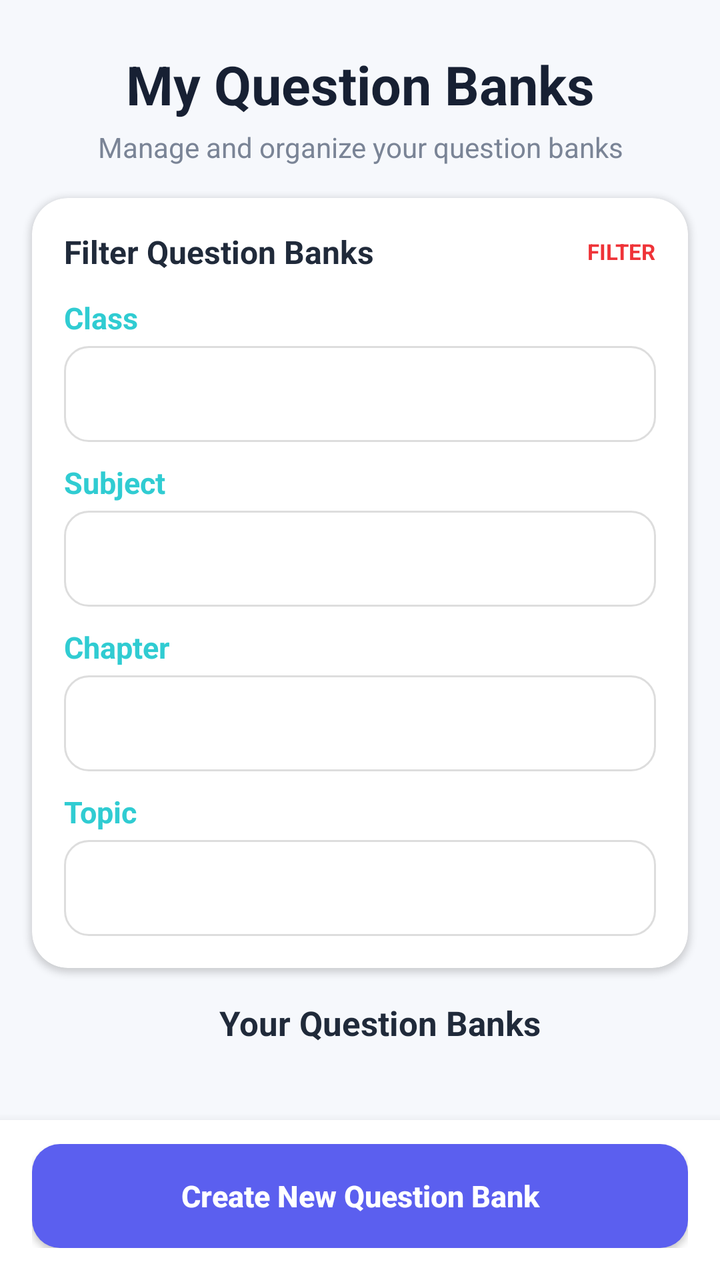
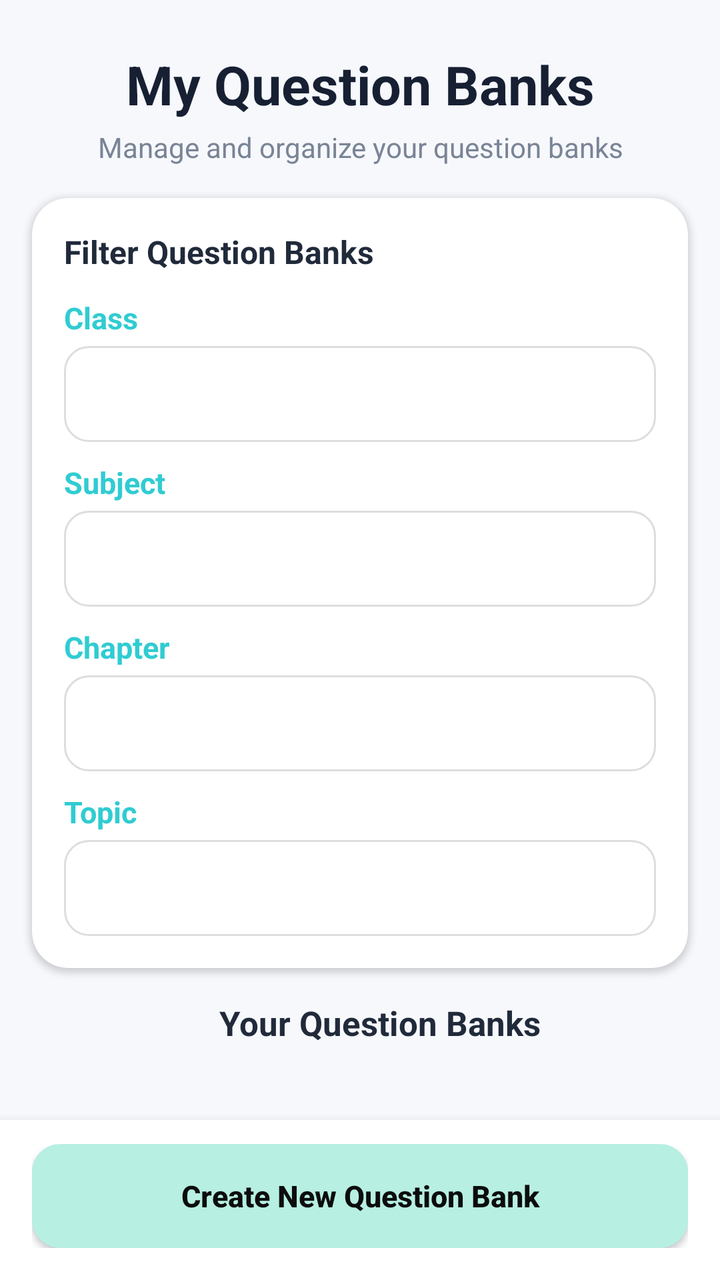

Screens rendered from an Android XML layout before and after an edit, with the pre-edit source and the edit as a unified diff.
<!-- AndroidManifest.xml: application theme Theme.EduQuiz -->
<!-- res/layout/activity_quiz_scheduler.xml -->
<?xml version="1.0" encoding="utf-8"?>
<LinearLayout
    xmlns:android="http://schemas.android.com/apk/res/android"
    xmlns:app="http://schemas.android.com/apk/res-auto"
    xmlns:tools="http://schemas.android.com/tools"
    android:layout_width="match_parent"
    android:layout_height="match_parent"
    android:orientation="vertical"
    android:background="#F6F8FC"
    android:fitsSystemWindows="true"
    tools:context=".teacheractivities.QuizSchedulerActivity">

    
    <LinearLayout
        android:layout_width="match_parent"
        android:layout_height="wrap_content"
        android:orientation="vertical"
        android:paddingStart="20dp"
        android:paddingTop="24dp"
        android:paddingEnd="20dp"
        android:paddingBottom="16dp">

        <TextView
            android:layout_width="match_parent"
            android:layout_height="wrap_content"
            android:text="My Question Banks"
            android:textColor="#172033"
            android:textAlignment="center"
            android:textSize="27sp"
            android:textStyle="bold" />

        <TextView
            android:layout_width="match_parent"
            android:layout_height="wrap_content"
            android:textAlignment="center"
            android:layout_marginTop="4dp"
            android:text="Manage and organize your question banks"
            android:textColor="#7A8496"
            android:textSize="14sp" />

    </LinearLayout>


    
    <androidx.cardview.widget.CardView
        android:layout_width="match_parent"
        android:layout_height="wrap_content"
        android:layout_marginStart="16dp"
        android:layout_marginEnd="16dp"
        android:layout_marginBottom="12dp"
        app:cardBackgroundColor="#FFFFFF"
        app:cardCornerRadius="18dp"
        app:cardElevation="2dp">

        <LinearLayout
            android:layout_width="match_parent"
            android:layout_height="wrap_content"
            android:orientation="vertical"
            android:padding="16dp">

            
            <LinearLayout
                android:layout_width="match_parent"
                android:layout_height="wrap_content"
                android:gravity="center_vertical"
                android:orientation="horizontal"
                android:layout_marginBottom="12dp">

                <TextView
                    android:layout_width="0dp"
                    android:layout_height="wrap_content"
                    android:layout_weight="1"
                    android:text="Filter Question Banks"
                    android:textColor="#202A3A"
                    android:textSize="16sp"
                    android:textStyle="bold" />

                <TextView
                    android:layout_width="wrap_content"
                    android:layout_height="wrap_content"
                    android:text="FILTER"
                    android:textColor="#ef3338"
                    android:textSize="11sp"
                    android:textStyle="bold" />

            </LinearLayout>


            
            <TextView
                android:layout_width="wrap_content"
                android:layout_height="wrap_content"
                android:text="Class"
                android:textColor="#30ccd2"
                android:textSize="15sp"
                android:textStyle="bold" />

            <Spinner
                android:id="@+id/spinnerFilterClass"
                android:layout_width="match_parent"
                android:layout_height="48dp"
                android:layout_marginTop="4dp"
                android:layout_marginBottom="10dp"
                android:background="@drawable/rounded_card_bg" />


            
            <TextView
                android:layout_width="wrap_content"
                android:layout_height="wrap_content"
                android:text="Subject"
                android:textColor="#30ccd2"
                android:textSize="15sp"
                android:textStyle="bold" />

            <Spinner
                android:id="@+id/spinnerFilterSubject"
                android:layout_width="match_parent"
                android:layout_height="48dp"
                android:layout_marginTop="4dp"
                android:layout_marginBottom="10dp"
                android:background="@drawable/rounded_card_bg" />


            
            <TextView
                android:layout_width="wrap_content"
                android:layout_height="wrap_content"
                android:text="Chapter"
                android:textColor="#30ccd2"
                android:textSize="15sp"
                android:textStyle="bold" />

            <Spinner
                android:id="@+id/spinnerFilterChapter"
                android:layout_width="match_parent"
                android:layout_height="48dp"
                android:layout_marginTop="4dp"
                android:layout_marginBottom="10dp"
                android:background="@drawable/rounded_card_bg" />


            
            <TextView
                android:layout_width="wrap_content"
                android:layout_height="wrap_content"
                android:text="Topic"
                android:textColor="#30ccd2"
                android:textSize="15sp"
                android:textStyle="bold" />

            <Spinner
                android:id="@+id/spinnerFilterTopic"
                android:layout_width="match_parent"
                android:layout_height="48dp"
                android:layout_marginTop="4dp"
                android:background="@drawable/rounded_card_bg" />

        </LinearLayout>

    </androidx.cardview.widget.CardView>


    
    <LinearLayout
        android:layout_width="match_parent"
        android:layout_height="0dp"
        android:layout_weight="1"
        android:orientation="vertical">

        <TextView
            android:layout_width="match_parent"
            android:textAlignment="center"
            android:layout_height="wrap_content"
            android:layout_marginStart="20dp"
            android:layout_marginTop="4dp"
            android:layout_marginBottom="8dp"
            android:text="Your Question Banks"
            android:textColor="#202A3A"
            android:textSize="17sp"
            android:textStyle="bold" />

        <androidx.recyclerview.widget.RecyclerView
            android:id="@+id/recyclerQuestionBanks"
            android:layout_width="match_parent"
            android:layout_height="0dp"
            android:layout_weight="1"
            android:clipToPadding="false"
            android:paddingStart="16dp"
            android:paddingEnd="16dp"
            android:paddingBottom="12dp" />

    </LinearLayout>


    
    <LinearLayout
        android:layout_width="match_parent"
        android:layout_height="wrap_content"
        android:background="#FFFFFF"
        android:elevation="8dp"
        android:orientation="vertical"
        android:paddingStart="16dp"
        android:paddingTop="12dp"
        android:paddingEnd="16dp"
        android:paddingBottom="16dp">

        <androidx.appcompat.widget.AppCompatButton
            android:id="@+id/btnCreateNewQuestionBank"
            android:layout_width="match_parent"
            android:layout_height="52dp"
            android:background="@drawable/bg_create_button"
            android:elevation="2dp"
            android:text="Create New Question Bank"
            android:textAllCaps="false"
            android:textColor="#FFFFFF"
            android:textSize="15sp"
            android:textStyle="bold" />

    </LinearLayout>

</LinearLayout>
<!-- resources referenced by this layout -->
<resources>
  <!-- drawable bg_create_button (drawable) -->
  <?xml version="1.0" encoding="utf-8"?>
  <shape xmlns:android="http://schemas.android.com/apk/res/android"
      android:shape="rectangle">
  
      <solid android:color="#5B5FEF" />
  
      <corners android:radius="14dp" />
  
  </shape>
  <!-- drawable rounded_card_bg (drawable) -->
  <?xml version="1.0" encoding="utf-8"?>
  <shape xmlns:android="http://schemas.android.com/apk/res/android">
      <solid android:color="#FFFFFF" />
      <corners android:radius="12dp" />
      <stroke
          android:width="1dp"
          android:color="#DDDDDD" />
  </shape>
  <style name="Theme.EduQuiz" parent="Base.Theme.EduQuiz" />
  <style name="Base.Theme.EduQuiz" parent="Theme.Material3.DayNight.NoActionBar">
          
          
      </style>
</resources>

<!-- the commit's change to res/layout/activity_quiz_scheduler.xml (unified diff, before → after) -->
@@ -75,14 +75,6 @@
                     android:textSize="16sp"
                     android:textStyle="bold" />
 
-                <TextView
-                    android:layout_width="wrap_content"
-                    android:layout_height="wrap_content"
-                    android:text="FILTER"
-                    android:textColor="#ef3338"
-                    android:textSize="11sp"
-                    android:textStyle="bold" />
-
             </LinearLayout>
 
 
@@ -209,11 +201,11 @@
             android:id="@+id/btnCreateNewQuestionBank"
             android:layout_width="match_parent"
             android:layout_height="52dp"
-            android:background="@drawable/bg_create_button"
+            android:background="@drawable/button_bg"
             android:elevation="2dp"
             android:text="Create New Question Bank"
             android:textAllCaps="false"
-            android:textColor="#FFFFFF"
+            android:textColor="#0C0C0C"
             android:textSize="15sp"
             android:textStyle="bold" />
 
<!-- resource entries referenced after the edit -->
@@ -1,15 +1,36 @@
 <!-- resources referenced by this layout -->
 <resources>
-  <!-- drawable bg_create_button (drawable) -->
+  <!-- drawable button_bg (drawable) -->
   <?xml version="1.0" encoding="utf-8"?>
-  <shape xmlns:android="http://schemas.android.com/apk/res/android"
-      android:shape="rectangle">
+  <selector xmlns:android="http://schemas.android.com/apk/res/android">
   
-      <solid android:color="#5B5FEF" />
+      
+      <item android:state_pressed="true">
+          <shape android:shape="rectangle">
+              <solid android:color="#4549C9" />
+              <corners android:radius="14dp" />
+              <padding
+                  android:left="20dp"
+                  android:top="12dp"
+                  android:right="20dp"
+                  android:bottom="12dp" />
+          </shape>
+      </item>
   
-      <corners android:radius="14dp" />
+      
+      <item>
+          <shape android:shape="rectangle">
+              <solid android:color="#b7efe2" />
+              <corners android:radius="14dp" />
+              <padding
+                  android:left="20dp"
+                  android:top="12dp"
+                  android:right="20dp"
+                  android:bottom="12dp" />
+          </shape>
+      </item>
   
-  </shape>
+  </selector>
   <!-- drawable rounded_card_bg (drawable) -->
   <?xml version="1.0" encoding="utf-8"?>
   <shape xmlns:android="http://schemas.android.com/apk/res/android">
